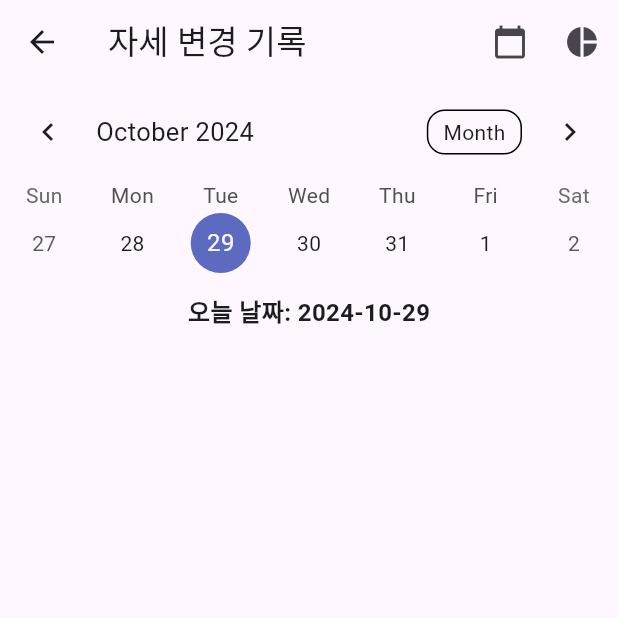
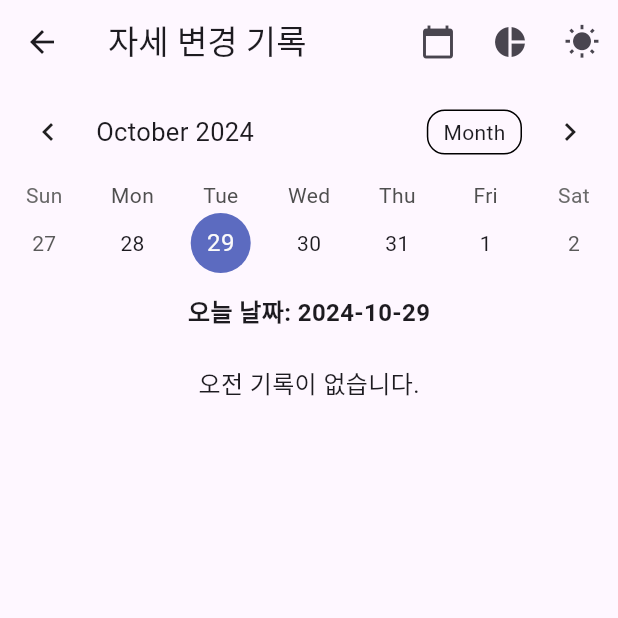
Before and after one commit to KongDaeyeong/capstone-design, a Flutter app: the LogPage screen opened directly, after a tap on the "calendar today" icon, after a tap on the "list" icon, on a phone screen of 412 x 824 dp, the top half of it. Run offline on Flutter 3.47's test engine with Material 3 defaults, Android fonts, the light colour scheme and no system bars; drawn by our look-alikes of table_calendar; our stand-ins replace fl_chart, flutter_blue_plus, flutter_local_notifications, flutter_secure_storage, permission_handler, sqflite; missing offline and left inert: amazon_cognito_identity_dart_2; accounts and stored records are empty.

Commit message:
전시 최종본

```diff
--- a/littletest2/lib/main.dart
+++ b/littletest2/lib/main.dart
@@ -142,6 +142,8 @@ class PostureLogEntry {
 class PostureLogManager extends ChangeNotifier {
   List<PostureLogEntry> _logs = [];
   List<PostureLogEntry> _tempLogs = [];
+  DateTime? _lastSyncTime;
+  DateTime? get lastSyncTime => _lastSyncTime;
   //dyDB
   Future<void> addLog(PostureLogEntry entry) async {
     await _dbHelper.insertLog(entry);
@@ -205,6 +207,7 @@ class PostureLogManager extends ChangeNotifier {
     for (var log in _tempLogs) {
       await sendLogToAPI(log);
     }
+    _lastSyncTime = DateTime.now();
     _tempLogs.clear();
     notifyListeners();
   }
@@ -380,13 +383,13 @@ class SettingsPage extends StatelessWidget {
   @override
   Widget build(BuildContext context) {
     final AuthService _authService = Provider.of<AuthService>(context);
+    final logManager = Provider.of<PostureLogManager>(context);
 
     return Scaffold(
       body: FutureBuilder<String?>(
         future: _authService.getCurrentUserEmail(),
         builder: (context, snapshot) {
           final String email = snapshot.data ?? 'Loading...';
-
           return ListView(
             children: [
               UserAccountsDrawerHeader(
@@ -400,18 +403,100 @@ class SettingsPage extends StatelessWidget {
                   color: Colors.blue,
                 ),
               ),
+              // 데이터 전송 섹션
+              ListTile(
+                leading: Icon(Icons.cloud_upload),
+                title: Text('데이터 전송'),
+                subtitle: Text(
+                    logManager.lastSyncTime != null
+                        ? '마지막 전송: ${DateFormat('yyyy-MM-dd HH:mm').format(logManager.lastSyncTime!)}'
+                        : '아직 전송된 데이터가 없습니다'
+                ),
+                onTap: () => _showDataSyncDialog(context, logManager),
+              ),
+              // 로그아웃 버튼
               ListTile(
                 leading: Icon(Icons.exit_to_app),
                 title: Text('로그아웃'),
                 onTap: () => _showLogoutDialog(context, _authService),
               ),
-              // 여기에 다른 설정 옵션들을 추가할 수 있습니다.
-            ],
-          );
-        },
-      ),
-    );
-  }
+            ],
+          );
+        },
+      ),
+    );
+  }
+}
+  // Widget build(BuildContext context) {
+  //   final AuthService _authService = Provider.of<AuthService>(context);
+  //
+  //   return Scaffold(
+  //     body: FutureBuilder<String?>(
+  //       future: _authService.getCurrentUserEmail(),
+  //       builder: (context, snapshot) {
+  //         final String email = snapshot.data ?? 'Loading...';
+  //
+  //         return ListView(
+  //           children: [
+  //             UserAccountsDrawerHeader(
+  //               accountName: Text("환영합니다!"),
+  //               accountEmail: Text(email),
+  //               currentAccountPicture: CircleAvatar(
+  //                 backgroundColor: Colors.white,
+  //                 child: Icon(Icons.person, size: 50, color: Colors.blue),
+  //               ),
+  //               decoration: BoxDecoration(
+  //                 color: Colors.blue,
+  //               ),
+  //             ),
+  //             ListTile(
+  //               leading: Icon(Icons.exit_to_app),
+  //               title: Text('로그아웃'),
+  //               onTap: () => _showLogoutDialog(context, _authService),
+  //             ),
+  //             // 여기에 다른 설정 옵션들을 추가할 수 있습니다.
+  //           ],
+  //         );
+  //       },
+  //     ),
+  //   );
+  // }
+  void _showDataSyncDialog(BuildContext context, PostureLogManager logManager) {
+    showDialog(
+      context: context,
+      builder: (BuildContext context) {
+        return AlertDialog(
+          title: Text('데이터 전송'),
+          content: Text('자세 데이터를 서버에 전송하시겠습니까?'),
+          actions: [
+            TextButton(
+              child: Text('취소'),
+              onPressed: () {
+                Navigator.of(context).pop();
+              },
+            ),
+            TextButton(
+              child: Text('전송'),
+              onPressed: () async {
+                Navigator.of(context).pop();
+                try {
+                  await logManager.sendLogsToDynamoDB();
+                  ScaffoldMessenger.of(context).showSnackBar(
+                    SnackBar(content: Text('데이터가 성공적으로 전송되었습니다')),
+                  );
+                } catch (e) {
+                  ScaffoldMessenger.of(context).showSnackBar(
+                    SnackBar(content: Text('데이터 전송 중 오류가 발생했습니다')),
+                  );
+                }
+              },
+            ),
+          ],
+        );
+      },
+    );
+  }
+
 
   void _showLogoutDialog(BuildContext context, AuthService authService) {
     showDialog(
@@ -442,7 +527,7 @@ class SettingsPage extends StatelessWidget {
       },
     );
   }
-}
+
 
 class BluetoothScanPage extends StatefulWidget {
   final Function(BluetoothDevice?) onDeviceConnected;
@@ -764,7 +849,7 @@ class _PosturePageState extends State<PosturePage> with SingleTickerProviderStat
   void checkPostureDuration() {
     bool _notificationSent = false;
     DateTime _lastNotificationTime = DateTime.now();
-    if (currentDirectionStopwatch.elapsed >= Duration(seconds: 15)) {
+    if (currentDirectionStopwatch.elapsed >= Duration(seconds: 7200)) {
       showNotification();
       setState(() {
         showAlert = true;
@@ -1060,16 +1145,6 @@ class _PosturePageState extends State<PosturePage> with SingleTickerProviderStat
       appBar: AppBar(
         elevation: 0,
         actions: [
-          IconButton(
-            icon: Icon(Icons.send),
-            onPressed: () async {
-              final logManager = Provider.of<PostureLogManager>(context, listen: false);
-              await logManager.sendLogsToDynamoDB();
-              ScaffoldMessenger.of(context).showSnackBar(
-                SnackBar(content: Text('로그가 성공적으로 전송되었습니다.')),
-              );
-            },
-          ),
           IconButton(
             icon: Icon(showChart ? Icons.info : Icons.bar_chart),
             onPressed: () {
@@ -1441,7 +1516,6 @@ class _LogPageState extends State<LogPage> {
               });
             },
           ),
-          if (_showChart)
           IconButton(
             icon: Icon(_showMorning ? Icons.wb_sunny : Icons.nights_stay),
             onPressed: () {
@@ -1528,18 +1602,67 @@ class _LogPageState extends State<LogPage> {
 
 
   Widget _buildLogList(PostureLogManager logManager) {
-    return ListView.builder(
+    // 로그를 오전/오후로 분류
+    final morningLogs = logManager.logs
+        .where((log) => log.timestamp.hour < 12)
+        .toList();
+    final afternoonLogs = logManager.logs
+        .where((log) => log.timestamp.hour >= 12)
+        .toList();
+
+    // 현재 선택된 시간대에 따라 표시할 로그 선택
+    final logsToShow = _showMorning ? morningLogs : afternoonLogs;
+
+    if (logsToShow.isEmpty) {
+      return Center(
+        child: Padding(
+          padding: EdgeInsets.all(16),
+          child: Text(
+            _showMorning ? '오전 기록이 없습니다.' : '오후 기록이 없습니다.',
+            style: TextStyle(fontSize: 16),
+          ),
+        ),
+      );
+    }
+
+    return Column(
+      crossAxisAlignment: CrossAxisAlignment.start,
+      children: [
+        Padding(
+          padding: EdgeInsets.all(16),
+          child: Text(
+            _showMorning ? '오전 기록 (00:00 - 11:59)' : '오후 기록 (12:00 - 23:59)',
+            style: TextStyle(
+              fontSize: 18,
+              fontWeight: FontWeight.bold,
+            ),
+          ),
+        ),
+        ListView.builder(
           shrinkWrap: true,
           physics: NeverScrollableScrollPhysics(),
-      itemCount: logManager.logs.length,
+          itemCount: logsToShow.length,
           itemBuilder: (context, index) {
-        final log = logManager.logs[index];
-        return ListTile(
+            final log = logsToShow[index];
+            return Card(
+              margin: EdgeInsets.symmetric(horizontal: 16, vertical: 4),
+              child: ListTile(
+                leading: Container(
+                  width: 4,
+                  height: 40,
+                  color: postureColors[log.fromDirection],
+                ),
                 title: Text('${log.fromDirection} → ${log.toDirection}'),
                 subtitle: Text('유지 시간: ${formatDuration(log.duration)}'),
-          trailing: Text(DateFormat('HH:mm:ss').format(log.timestamp)),
-        );
-      },
+                trailing: Text(
+                  DateFormat('HH:mm:ss').format(log.timestamp),
+                  style: TextStyle(fontWeight: FontWeight.bold),
+                ),
+              ),
+            );
+          },
+        ),
+      ],
     );
   }
 
```
Lines whose indentation alone changed are shown as unchanged.
